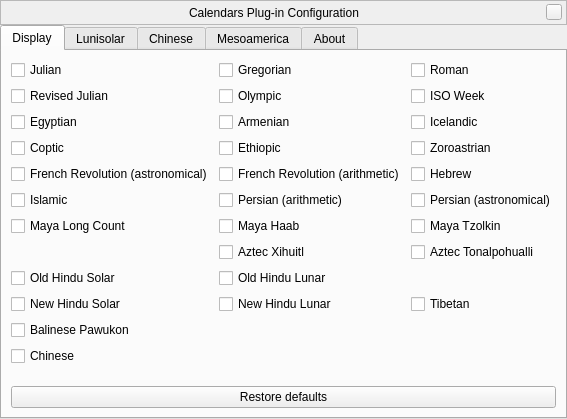
This is plugins/Calendars/src/gui/calendarsDialog.ui in Stellarium/stellarium as Qt 5 draws it before an edit. The edited form follows.
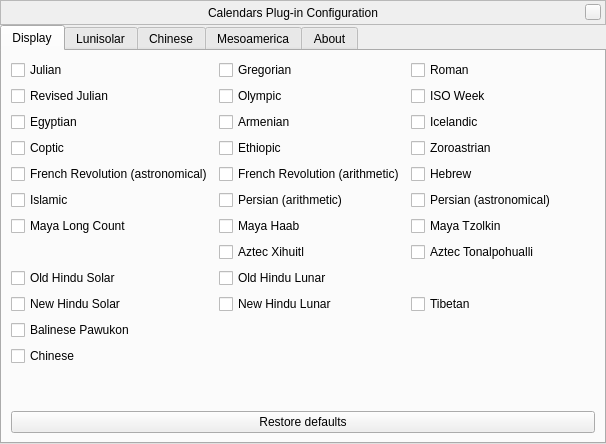
This is the edited form. Icons and pictures are not drawn. Custom widgets are drawn as their Qt base class.

The edit to the form file:
```diff
--- a/plugins/Calendars/src/gui/calendarsDialog.ui
+++ b/plugins/Calendars/src/gui/calendarsDialog.ui
@@ -6,8 +6,8 @@
    <rect>
     <x>0</x>
     <y>0</y>
-    <width>562</width>
-    <height>419</height>
+    <width>606</width>
+    <height>444</height>
    </rect>
   </property>
   <property name="windowTitle">
```
Left out of the diff: 22 changed lines with no effect on the pictures.
